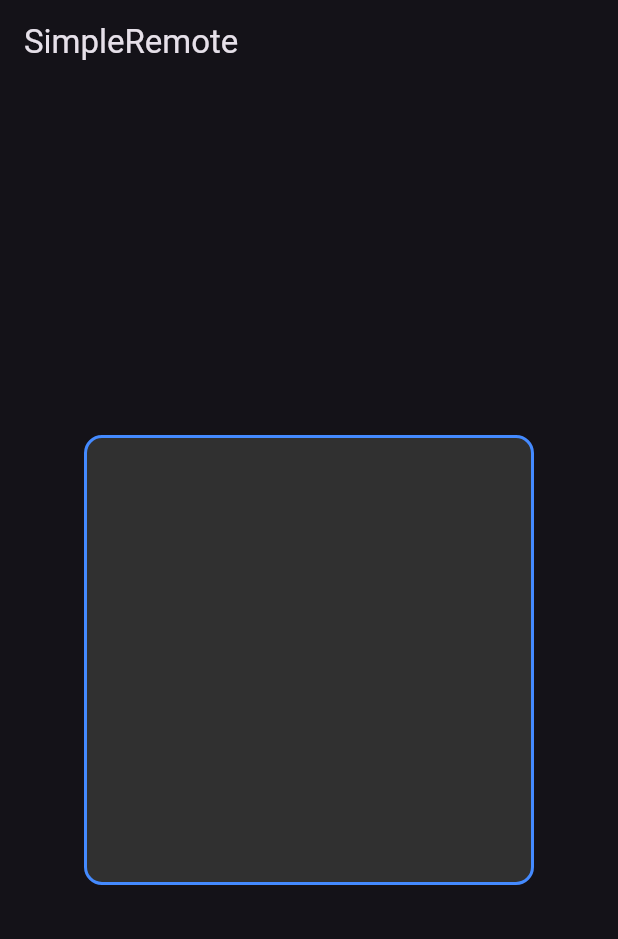
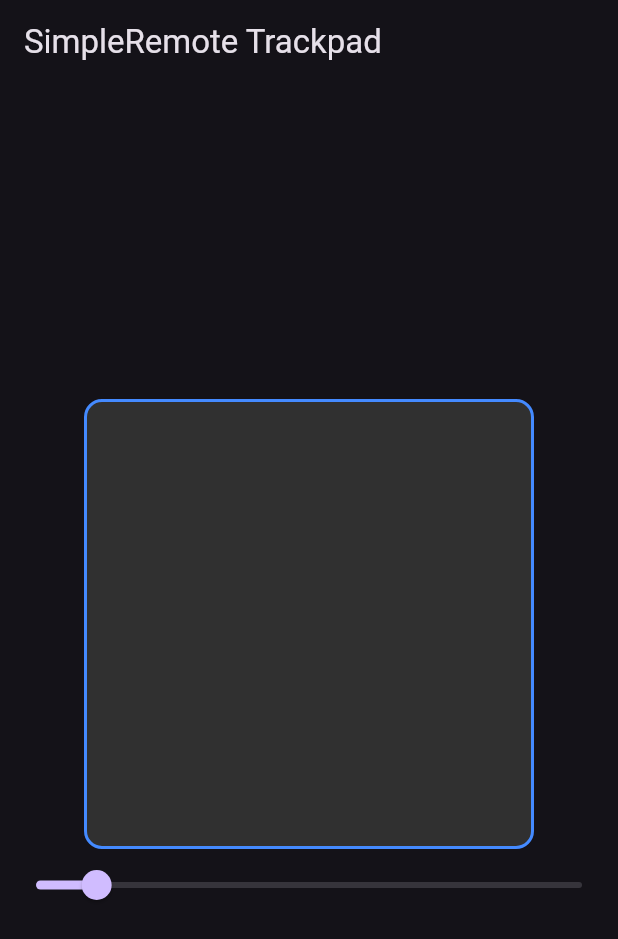
Before and after one commit to NavKos13/SimpleRemote, a Flutter app: the screen it shows after launch, on a phone screen of 412 x 824 dp. Shown: the top 939 px of the screen. Run offline on Flutter 3.47's test engine with Material 3 defaults, Android fonts, the phone set to English and light mode, and no system bars; statements that could not run were skipped.

Commit message:
fix: fix connection between trackpad and server after refactoring.

```diff
--- a/client/lib/main.dart
+++ b/client/lib/main.dart
@@ -2,7 +2,7 @@ import 'package:flutter/material.dart';
 import 'widgets/trackpad.dart';
 import 'services/udp_service.dart';
 
-const String serverIp = "192.168.1.196";
+const String serverIp = "192.168.68.61";
 const int serverPort = 8080;
 
 void main() {
@@ -21,7 +21,7 @@ class _SimpleRemoteAppState extends State<SimpleRemoteApp> {
 
   @override
   void initState() {
-    super.initState;
+    super.initState();
     _udpService = UdpService(hostIp: serverIp, port: serverPort);
     _udpService.init();
   }
@@ -37,25 +37,42 @@ class _SimpleRemoteAppState extends State<SimpleRemoteApp> {
     return MaterialApp(
       title: 'SimpleRemote Client',
       theme: ThemeData.dark(),
-      home: Scaffold(
-        appBar: AppBar(title: const Text('SimpleRemote')),
-        body: Center(child: TrackpadWidget(udpService: _udpService)),
-      ),
+      home: TrackpadScreen(udpService: _udpService),
     );
   }
 }
 
-class TrackpadScreen extends StatelessWidget {
-  const TrackpadScreen({super.key});
+class TrackpadScreen extends StatefulWidget {
+  final UdpService udpService;
+  const TrackpadScreen({super.key, required this.udpService});
+
+  @override
+  State<TrackpadScreen> createState() => _TrackpadScreenState();
+}
+
+class _TrackpadScreenState extends State<TrackpadScreen> {
+  double _sensitivity = 2.0;
 
   @override
   Widget build(BuildContext context) {
     return Scaffold(
       appBar: AppBar(title: const Text('SimpleRemote Trackpad')),
-      body: Center(
-        child: TrackpadWidget(
-          udpService: UdpService(hostIp: serverIp, port: serverPort),
-        ),
+      body: Column(
+        mainAxisAlignment: MainAxisAlignment.center,
+        children: [
+          TrackpadWidget(
+            udpService: widget.udpService,
+            sensitivity: _sensitivity,
+          ),
+          SensitivitySlider(
+            currentValue: _sensitivity,
+            onChanged: (newValue) {
+              setState(() {
+                _sensitivity = newValue;
+              });
+            },
+          ),
+        ],
       ),
     );
   }
--- a/client/lib/services/udp_service.dart
+++ b/client/lib/services/udp_service.dart
@@ -19,6 +19,6 @@ class UdpService {
   }
 
   void dispose() {
-    _socket?.close;
+    _socket?.close();
   }
 }
--- a/client/lib/widgets/trackpad.dart
+++ b/client/lib/widgets/trackpad.dart
@@ -6,8 +6,13 @@ import 'package:flutter/material.dart';
 
 class TrackpadWidget extends StatefulWidget {
   final UdpService udpService;
+  final double sensitivity;
 
-  const TrackpadWidget({super.key, required this.udpService});
+  TrackpadWidget({
+    super.key,
+    required this.udpService,
+    required this.sensitivity,
+  });
 
   @override
   State<StatefulWidget> createState() => _TrackpadWidgetState();
@@ -22,16 +27,12 @@ class _TrackpadWidgetState extends State<TrackpadWidget> {
         // 1. Log or track the starting position
         debugPrint('Pan started at local: ${details.localPosition}');
         debugPrint('Pan started at global: ${details.globalPosition}');
-
-        // TODO 2. Initialize tracking variables or gesture state if needed
-        // (e.g., ressetting momentum timers or flagging an active drag)
       },
       onPanUpdate: (DragUpdateDetails details) {
-        final double dx = details.delta.dx;
-        final double dy = details.delta.dy;
+        final double dx = details.delta.dx * widget.sensitivity;
+        final double dy = details.delta.dy * widget.sensitivity;
         debugPrint('Delta movement: dx=$dx, dy=$dy');
 
-        // TODO: Do the necessary calculations and send the appropriate command to the server
         final RemoteCommand command = MouseMoveCommand(dx: dx, dy: dy);
         widget.udpService.sendRemoteCommand(command);
       },
@@ -47,3 +48,24 @@ class _TrackpadWidgetState extends State<TrackpadWidget> {
     );
   }
 }
+
+class SensitivitySlider extends StatelessWidget {
+  final double currentValue;
+  final ValueChanged<double> onChanged;
+
+  const SensitivitySlider({
+    super.key,
+    required this.currentValue,
+    required this.onChanged,
+  });
+
+  @override
+  Widget build(BuildContext context) {
+    return Slider(
+      value: currentValue,
+      min: 1.0,
+      max: 10.0,
+      onChanged: onChanged,
+    );
+  }
+}
```
Also changed, not shown: .zed/tasks.json.
